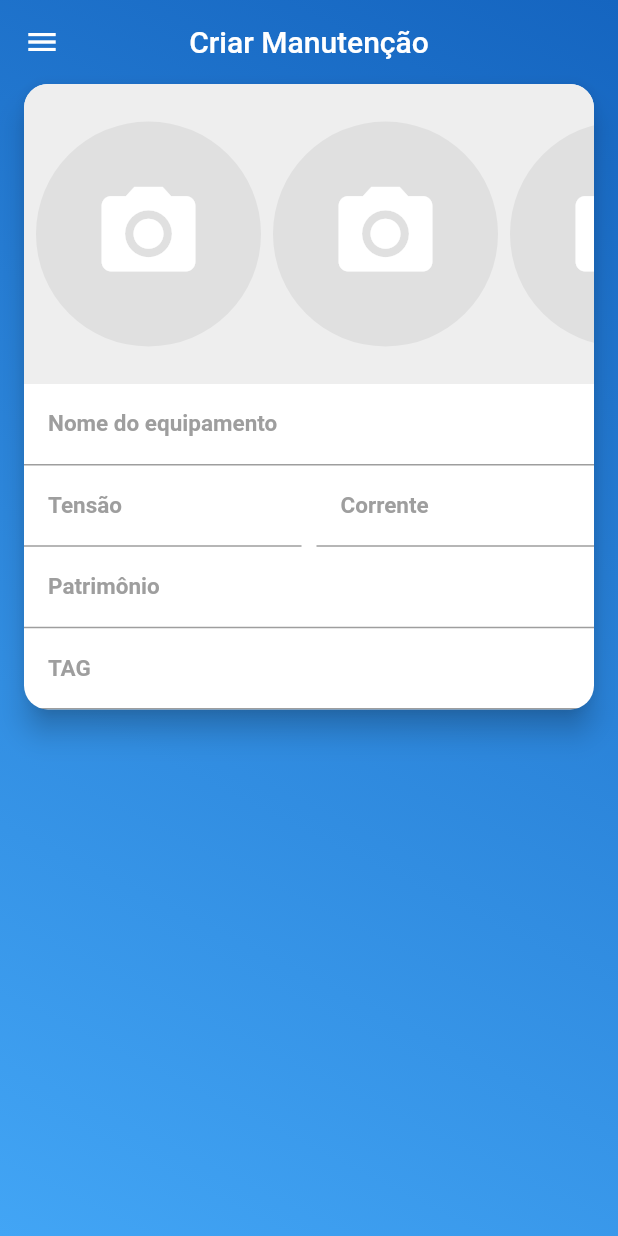
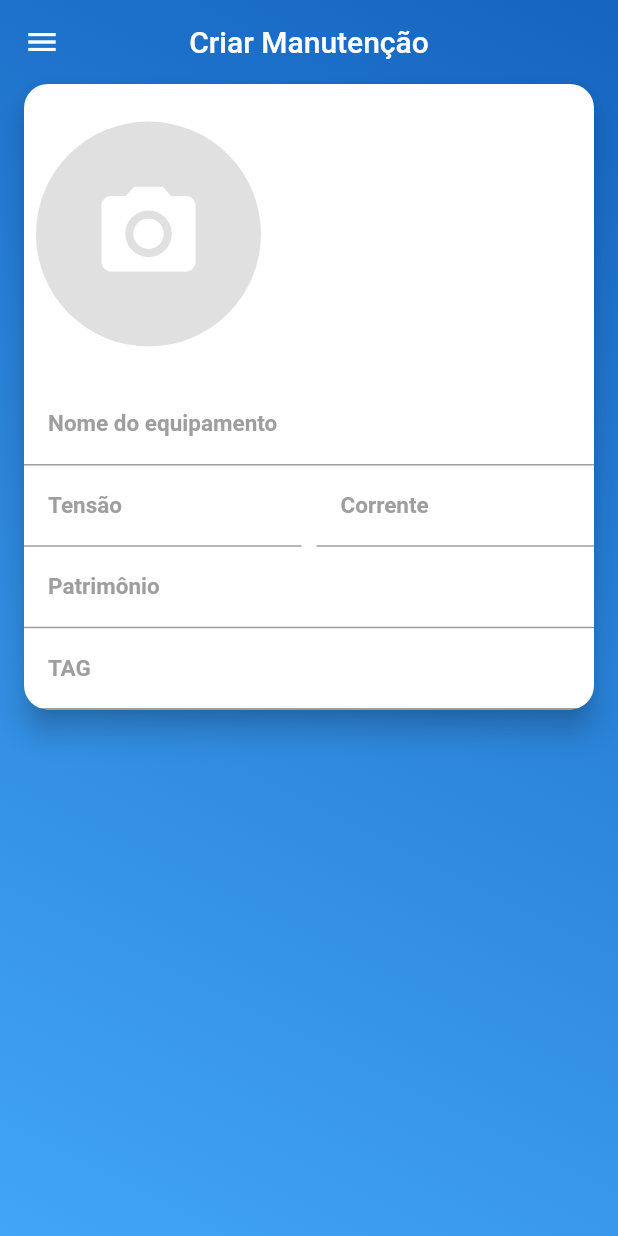
Before and after one commit to Paulodev88/flutter_manutencao_final, a Flutter app: the screen it shows after launch, swiped to page 2, on a phone screen of 412 x 824 dp. Run offline on Flutter 3.47's test engine with Material 2 defaults, Android fonts, the phone set to English and light mode, and no system bars; our stand-ins replace brasil_fields, flutter_mobx, get_it, image_cropper, image_picker, mobx and 1 more; accounts and stored records are empty; generated files the repository leaves out were written again.

Commit message:
Salvando as fotos na tela

```diff
--- a/lib/screen/create/components/images_field.dart
+++ b/lib/screen/create/components/images_field.dart
@@ -2,31 +2,45 @@ import 'dart:io';
 
 import 'package:flutter/cupertino.dart';
 import 'package:flutter/material.dart';
+import 'package:flutter_mobx/flutter_mobx.dart';
 import 'package:manutencao_parse/screen/create/components/image_source_modal.dart';
+import 'package:manutencao_parse/stores/create_store.dart';
 
 class ImagesField extends StatelessWidget {
+  ImagesField(this.createStore);
+  final CreateStore createStore;
+
   @override
   Widget build(BuildContext context) {
+    void onImageSelected(File image) {
+      createStore.images.add(image);
+      Navigator.of(context).pop();
+    }
+
     return Container(
-      color: Colors.grey[200],
+        color: Colors.transparent,
         height: 200,
-      child: ListView.builder(
+        child: Observer(builder: (_) {
+          return ListView.builder(
             scrollDirection: Axis.horizontal,
-        itemCount: 5,
+            itemCount: createStore.images.length < 5
+                ? createStore.images.length + 1
+                : 5,
             itemBuilder: (_, index) {
+              if (index == createStore.images.length)
                 return Padding(
-            padding: const EdgeInsets.fromLTRB(8, 8, 0, 8),
+                  padding: const EdgeInsets.fromLTRB(8, 25, 0, 25),
                   child: GestureDetector(
                     onTap: () {
                       if (Platform.isAndroid) {
                         showModalBottomSheet(
                           context: context,
-                    builder: (_) => ImageSourceModal(),
+                          builder: (_) => ImageSourceModal(onImageSelected),
                         );
                       } else {
                         showCupertinoModalPopup(
                           context: context,
-                    builder: (_) => ImageSourceModal(),
+                          builder: (_) => ImageSourceModal(onImageSelected),
                         );
                       }
                     },
@@ -46,8 +60,19 @@ class ImagesField extends StatelessWidget {
                     ),
                   ),
                 );
-        },
+              else
+                return Padding(
+                  padding: EdgeInsets.fromLTRB(8, 8, index == 4 ? 8 : 0, 8),
+                  child: GestureDetector(
+                    onTap: () {},
+                    child: CircleAvatar(
+                      radius: 75,
+                      backgroundImage: FileImage(createStore.images[index]),
+                    ),
                   ),
                 );
+            },
+          );
+        }));
   }
 }
--- a/lib/screen/create/create_screen.dart
+++ b/lib/screen/create/create_screen.dart
@@ -1,9 +1,12 @@
 import 'package:flutter/material.dart';
 import 'package:flutter/services.dart';
 import 'package:manutencao_parse/componets/drawer/custom_Drawer.dart';
+import 'package:manutencao_parse/stores/create_store.dart';
 import 'components/images_field.dart';
 
 class CreateScreen extends StatelessWidget {
+  final CreateStore createStore = CreateStore();
+
   final labelStyle = TextStyle(
     fontWeight: FontWeight.w600,
     color: Colors.grey,
@@ -34,16 +37,17 @@ class CreateScreen extends StatelessWidget {
             centerTitle: true,
           ),
           drawer: CustomDrawer(),
-          body: Card(
+          body: SingleChildScrollView(
+            child: Card(
               clipBehavior: Clip.antiAlias,
-            shape:
-                RoundedRectangleBorder(borderRadius: BorderRadius.circular(16)),
+              shape: RoundedRectangleBorder(
+                  borderRadius: BorderRadius.circular(16)),
               elevation: 8,
               margin: EdgeInsets.symmetric(horizontal: 16),
               child: Column(
                 mainAxisSize: MainAxisSize.min,
                 children: <Widget>[
-                ImagesField(),
+                  ImagesField(createStore),
                   TextFormField(
                     decoration: InputDecoration(
                       labelText: "Nome do equipamento",
@@ -97,6 +101,7 @@ class CreateScreen extends StatelessWidget {
                 ],
               ),
             ),
+          ),
         ));
   }
 }
--- /dev/null
+++ b/lib/stores/create_store.dart
@@ -0,0 +1,9 @@
+import 'package:mobx/mobx.dart';
+
+part 'create_store.g.dart';
+
+class CreateStore = _CreateStore with _$CreateStore;
+
+abstract class _CreateStore with Store {
+  ObservableList images = ObservableList();
+}
```
Also changed, not shown: lib/screen/create/components/image_source_modal.dart (+21 -2 lines), lib/stores/create_store.g.dart (added), 1 other file. Lines whose indentation alone changed are shown as unchanged.
